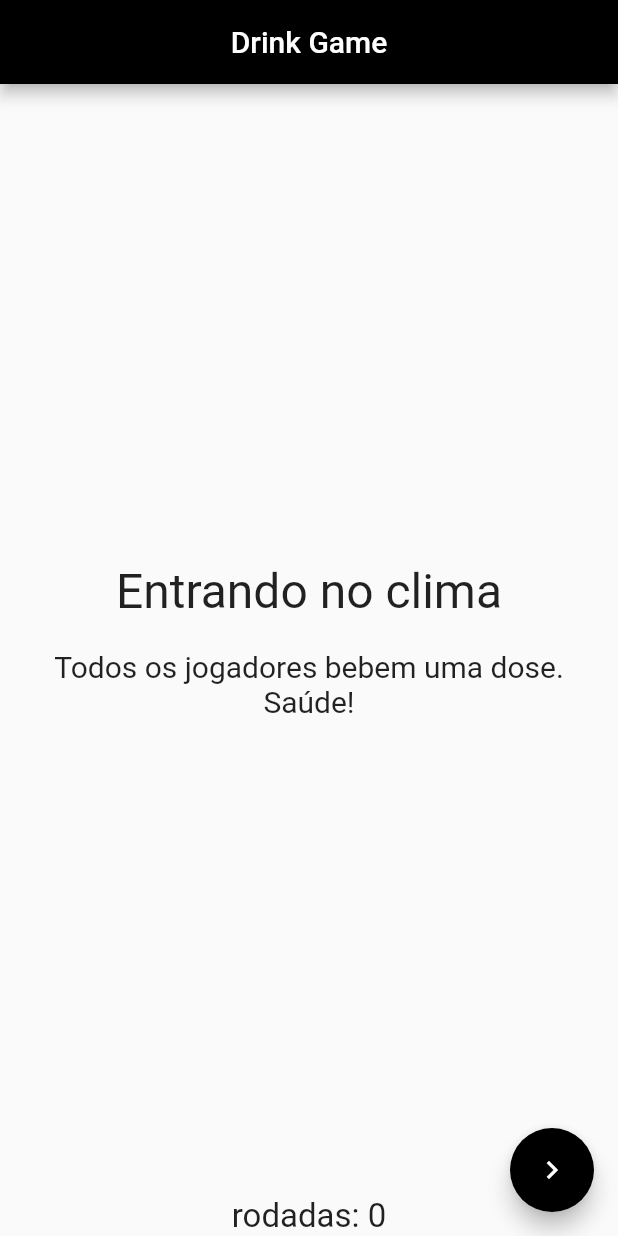
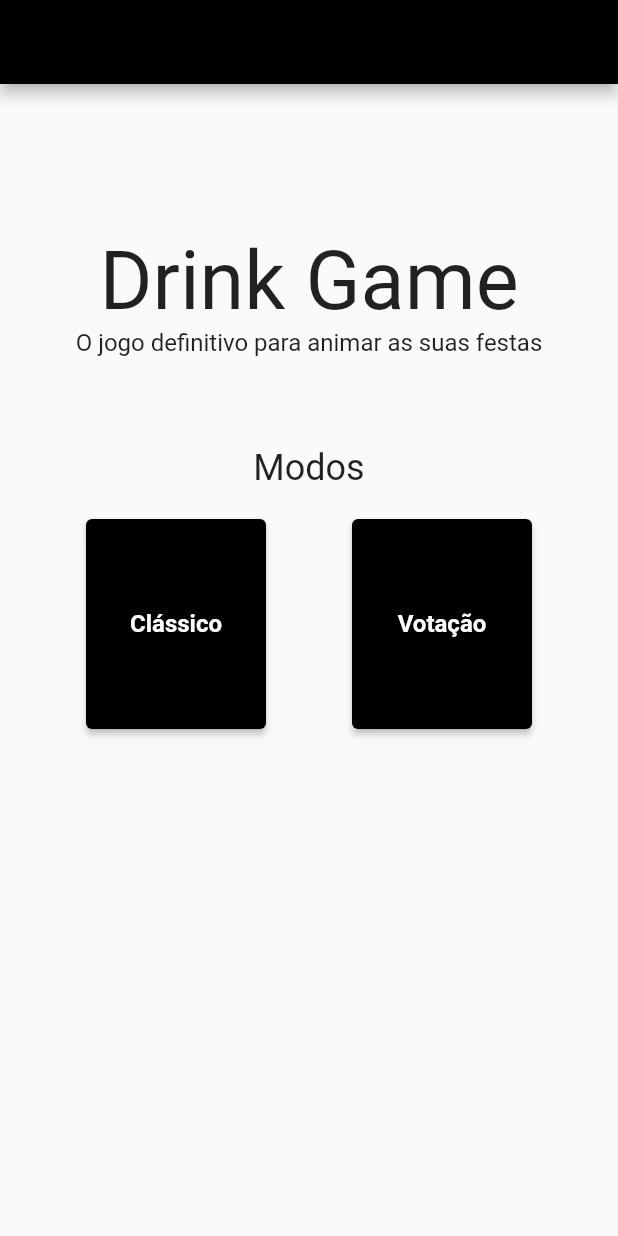
Before and after one commit to mourav-victor/drink_game, a Flutter app: the screen it shows after launch, on a phone screen of 412 x 824 dp. Run offline on Flutter 3.47's test engine with Material 2 defaults, Android fonts, the phone set to English and light mode, and no system bars; our stand-ins replace flutter_mobx, mobx; generated files the repository leaves out were written again.

Commit message:
added homepage, routes and game modes

```diff
--- /dev/null
+++ b/lib/components/game_mode_card.dart
@@ -0,0 +1,31 @@
+import 'package:flutter/material.dart';
+
+class GameModeCard extends StatelessWidget {
+  const GameModeCard({
+    super.key,
+    required this.title,
+    required this.route,
+  });
+
+  final String title;
+  final String route;
+
+  @override
+  Widget build(BuildContext context) {
+    return SizedBox(
+      width: 120,
+      height: 140,
+      child: ElevatedButton(
+        style: ElevatedButton.styleFrom(
+            primary: Colors.black,
+            textStyle: const TextStyle(
+                fontSize: 16,
+                fontWeight: FontWeight.bold)),
+        child: Text(title, textAlign: TextAlign.center,),
+        onPressed: (){
+          Navigator.pushNamed(context, route);
+        },
+      ),
+    );
+  }
+}
--- a/lib/main.dart
+++ b/lib/main.dart
@@ -1,8 +1,7 @@
+import 'package:drink_game/pages/classic_game.dart';
+import 'package:drink_game/pages/home_page.dart';
 import 'package:flutter/material.dart';
-import 'package:flutter_mobx/flutter_mobx.dart';
 
-import 'components/card.dart';
-import 'controller.dart';
 
 void main() {
   runApp(const MyApp());
@@ -19,12 +18,16 @@ class MyApp extends StatelessWidget {
       theme: ThemeData(
         primarySwatch: Colors.blue,
       ),
-      home: MyHomePage(title: 'Drink Game'),
+      initialRoute: '/',
+      routes: {
+        '/': (context) => HomePage(),
+        '/classic_game': (context) => ClassicGame(),
+      },
     );
   }
 }
 
-class MyHomePage extends StatefulWidget {
+/*class MyHomePage extends StatefulWidget {
   MyHomePage({Key? key, required this.title}) : super(key: key);
 
   final String title;
@@ -78,4 +81,4 @@ class _MyHomePageState extends State<MyHomePage> {
       ), // This trailing comma makes auto-formatting nicer for build methods.
     );
   }
-}
+}*/
--- /dev/null
+++ b/lib/pages/home_page.dart
@@ -0,0 +1,57 @@
+import 'package:flutter/material.dart';
+import 'package:flutter_mobx/flutter_mobx.dart';
+
+import '../components/game_mode_card.dart';
+import '../controller.dart';
+
+class HomePage extends StatefulWidget {
+  HomePage({Key? key}) : super(key: key);
+
+  final controller = Controller();
+
+  @override
+  State<HomePage> createState() => _HomePageState();
+}
+
+class _HomePageState extends State<HomePage> {
+
+  @override
+  Widget build(BuildContext context) {
+    return Scaffold(
+      appBar: AppBar(
+        centerTitle: true,
+        //title: const Text('Drink Game'),
+        backgroundColor: Colors.black,
+      ),
+      body: Center(
+        child: Column(
+          mainAxisAlignment: MainAxisAlignment.center,
+          children: <Widget>[
+            const SizedBox(height: 100),
+            const Text('Drink Game', style: TextStyle(fontSize: 54)),
+            const Text('O jogo definitivo para animar as suas festas',
+                style: TextStyle(fontSize: 16),
+                textAlign: TextAlign.center,
+            ),
+            const SizedBox(height: 60),
+            const Text('Modos',
+              style: TextStyle(fontSize: 24),
+              textAlign: TextAlign.left,
+            ),
+            const SizedBox(height: 20),
+            Row(
+              mainAxisAlignment: MainAxisAlignment.spaceEvenly,
+              children: const [
+                GameModeCard(title: 'Clássico', route: '/classic_game'),
+                GameModeCard(title: 'Votação', route: '/classic_game')
+              ],
+            ),
+
+            //const Cards(title: 'Ancião', legend: 'O mais velho bebe!',),
+            const Spacer(),
+          ],
+        ),
+      ),
+    );
+  }
+}
```
Also changed, not shown: lib/pages/classic_game.dart (added, +59 -0 lines), lib/pages/votation_game.dart (added).
